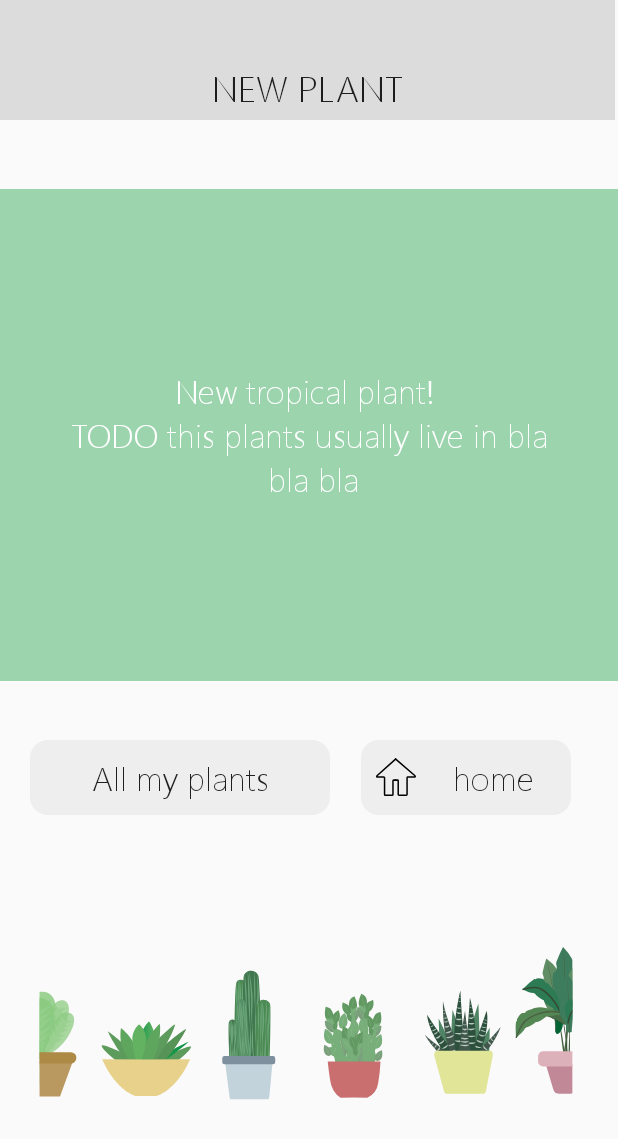
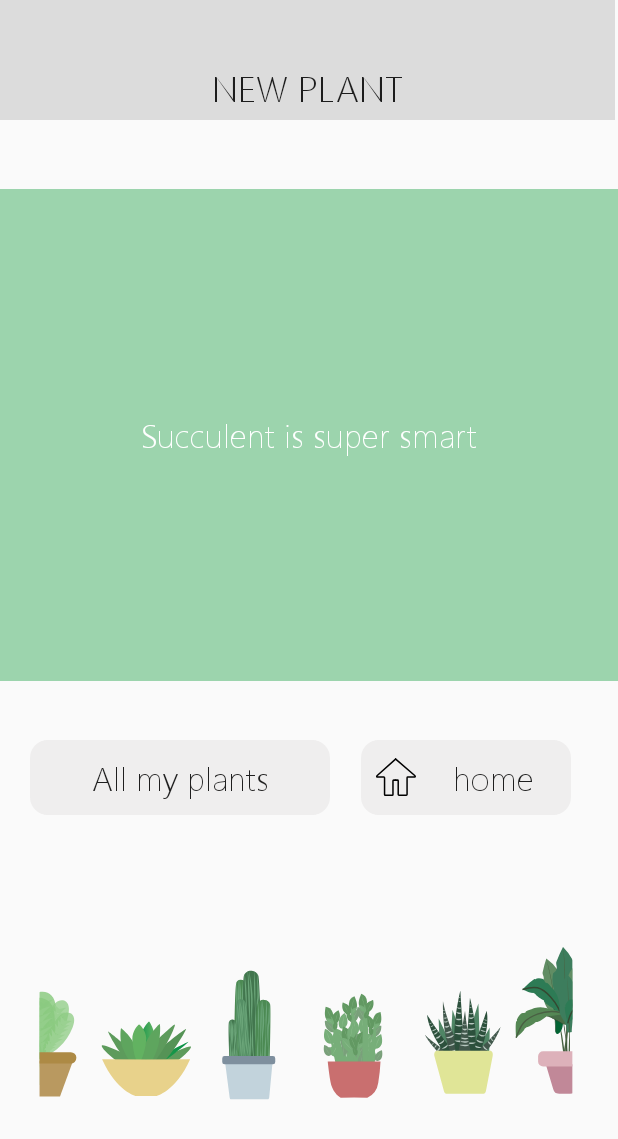
Before and after one commit to shellybekhor/Tropi, an Android app: the PlantInfoActivity screen opened directly, with no data from a screen before it, on a phone screen of 412 x 824 dp. Shown: the top 1139 px of the screen. Run offline under Robolectric (Android 15) with nearby library versions, the phone set to English and light mode, and no system bars.

Commit message:
update all the transitions between activities

```diff
--- a/app/src/main/java/shellybekhor/tropi/MyPlantsActivity.java
+++ b/app/src/main/java/shellybekhor/tropi/MyPlantsActivity.java
@@ -2,6 +2,7 @@ package shellybekhor.tropi;
 
 import androidx.appcompat.app.AppCompatActivity;
 
+import android.content.Intent;
 import android.os.Bundle;
 import android.view.LayoutInflater;
 import android.view.View;
@@ -33,4 +34,9 @@ public class MyPlantsActivity extends AppCompatActivity {
             socculentShelf.addView(view);
         }
     }
+
+    public void launchMainActivity(View view){
+        Intent intent = new Intent(this, MainActivity.class);
+        startActivity(intent);
+    }
 }
--- a/app/src/main/java/shellybekhor/tropi/PlantInfoActivity.java
+++ b/app/src/main/java/shellybekhor/tropi/PlantInfoActivity.java
@@ -1,14 +1,56 @@
 package shellybekhor.tropi;
 
 import androidx.appcompat.app.AppCompatActivity;
+import shellybekhor.tropi.Plants.Spices;
+import shellybekhor.tropi.Plants.Succulent;
+import shellybekhor.tropi.Plants.Tropic;
 
+import android.content.Intent;
 import android.os.Bundle;
+import android.view.View;
+import android.widget.TextView;
 
 public class PlantInfoActivity extends AppCompatActivity {
+
+    int currentCategory;
+    String currentUserId;
 
     @Override
     protected void onCreate(Bundle savedInstanceState) {
         super.onCreate(savedInstanceState);
         setContentView(R.layout.activity_plant_info);
+
+        Intent intent = getIntent();
+        currentCategory = intent.getIntExtra(ChooseCategoryActivity.EXTRA_CATEGORY, 0);
+        currentUserId = intent.getStringExtra(MainActivity.EXTRA_USER_ID);
+        int iconIndex = intent.getIntExtra(ChooseIconCategorizedPlant .EXTRA_ICON, 0);
+        editInfoText();
     }
+
+    private void editInfoText(){
+        TextView info = findViewById(R.id.infoText);
+        switch (currentCategory){
+            case Succulent.CATEGORY:
+                info.setText(R.string.SucculentInfo);
+                break;
+            case Tropic.CATEGORY:
+                info.setText(R.string.TropicInfo);
+                break;
+            case Spices.CATEGORY:
+                info.setText(R.string.SpiceInfo);
+                break;
+        }
+
+    }
+
+    public void launchMainActivity(View view){
+        Intent intent = new Intent(this, MainActivity.class);
+        startActivity(intent);
+    }
+
+    public void launchMyPlants(View view){
+        Intent intent = new Intent(this, MyPlantsActivity.class);
+        startActivity(intent);
+    }
+
 }
--- a/app/src/main/res/layout/activity_my_plants.xml
+++ b/app/src/main/res/layout/activity_my_plants.xml
@@ -32,6 +32,7 @@
         android:layout_marginStart="16dp"
         android:layout_marginBottom="4dp"
         android:background="@drawable/ic_home_button"
+        android:onClick="launchMainActivity"
         android:paddingBottom="5dp"
         app:layout_constraintBottom_toBottomOf="@+id/textView"
         app:layout_constraintEnd_toEndOf="@+id/textView"
--- a/app/src/main/res/layout/activity_plant_info.xml
+++ b/app/src/main/res/layout/activity_plant_info.xml
@@ -25,7 +25,7 @@
         app:layout_constraintTop_toTopOf="parent" />
 
     <TextView
-        android:id="@+id/textView4"
+        android:id="@+id/infoText"
         android:layout_width="430dp"
         android:layout_height="328dp"
         android:background="@color/colorPrimaryGreen"
@@ -40,32 +40,34 @@
         app:layout_constraintVertical_bias="0.111" />
 
     <Button
-        android:id="@+id/bSearch"
+        android:id="@+id/homeButton"
         android:layout_width="140dp"
         android:layout_height="50dp"
         android:background="@drawable/rounded_gray_button"
         android:drawableLeft="@drawable/ic_home_icon"
+        android:onClick="launchMainActivity"
+        android:paddingStart="10dp"
         android:text="home"
-        android:paddingStart="10dp"
         android:textSize="22sp"
         app:layout_constraintBottom_toBottomOf="parent"
         app:layout_constraintEnd_toEndOf="parent"
         app:layout_constraintHorizontal_bias="0.392"
-        app:layout_constraintStart_toEndOf="@+id/button3"
-        app:layout_constraintTop_toBottomOf="@+id/textView4"
+        app:layout_constraintStart_toEndOf="@+id/allMyPlantsButton"
+        app:layout_constraintTop_toBottomOf="@+id/infoText"
         app:layout_constraintVertical_bias="0.122" />
 
     <Button
-        android:id="@+id/button3"
+        android:id="@+id/allMyPlantsButton"
         android:layout_width="200dp"
         android:layout_height="50dp"
         android:layout_marginStart="20dp"
         android:background="@drawable/rounded_gray_button"
+        android:onClick="launchMyPlants"
         android:text="All my plants"
         android:textSize="22dp"
         app:layout_constraintBottom_toBottomOf="parent"
         app:layout_constraintStart_toStartOf="parent"
-        app:layout_constraintTop_toBottomOf="@+id/textView4"
+        app:layout_constraintTop_toBottomOf="@+id/infoText"
         app:layout_constraintVertical_bias="0.122" />
 
     <ImageView
@@ -77,6 +79,6 @@
         app:layout_constraintEnd_toEndOf="parent"
         app:layout_constraintHorizontal_bias="1.0"
         app:layout_constraintStart_toStartOf="parent"
-        app:layout_constraintTop_toBottomOf="@+id/bSearch" />
+        app:layout_constraintTop_toBottomOf="@+id/homeButton" />
 
 </androidx.constraintlayout.widget.ConstraintLayout>
--- a/app/src/main/res/values/strings.xml
+++ b/app/src/main/res/values/strings.xml
@@ -2,8 +2,13 @@
     <string name="app_name">Tropi</string>
 
     <string name="Succulent">Succulent</string>
+    <string name="SucculentInfo">Succulent is super smart</string>
+
     <string name="Tropic">Tropic</string>
+    <string name="TropicInfo">Tropic is a great friend!</string>
+
     <string name="Spice">Spice</string>
+    <string name="SpiceInfo">Make a tea from your spices</string>
 
     <string name="yesButton">YES</string>
     <string name="noButton">NO</string>
```
Also changed, not shown: app/src/main/java/shellybekhor/tropi/ChooseIconCategorizedPlant.java (+13 -3 lines), app/src/main/java/shellybekhor/tropi/FindCategoryActivity.java (+4 -6 lines).
